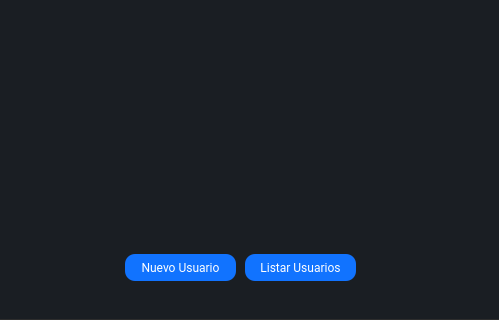
Above: Interfaces/main/main_ui.ui from juanignaciocansillieri/Proyecto-Final before the change; both pictures show x 634 to 1133 and y 223 to 543 of the 1133 by 543 pixel window. Below: the same form after it.
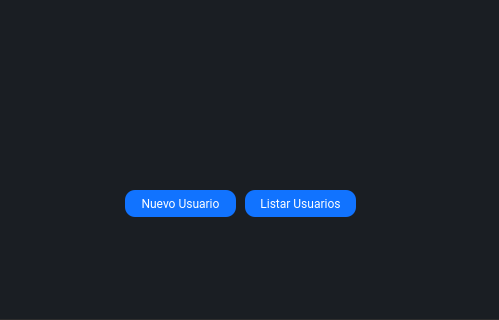
That is the form after the change. The open tabs and pages were chosen to show the change. Icons and pictures are not drawn.

The edit to the form file:
```diff
--- a/Interfaces/main/main_ui.ui
+++ b/Interfaces/main/main_ui.ui
@@ -1358,18 +1358,18 @@
                </layout>
               </widget>
              </item>
-             <item alignment="Qt::AlignHCenter|Qt::AlignVCenter">
+             <item>
               <widget class="QTableWidget" name="tableWidget_2">
                <property name="minimumSize">
                 <size>
-                 <width>980</width>
-                 <height>328</height>
+                 <width>700</width>
+                 <height>100</height>
                 </size>
                </property>
                <property name="maximumSize">
                 <size>
                  <width>1666666</width>
-                 <height>500</height>
+                 <height>200</height>
                 </size>
                </property>
                <property name="cursor" stdset="0">
```
Left out of the diff: 20 changed lines with no effect on the pictures.
